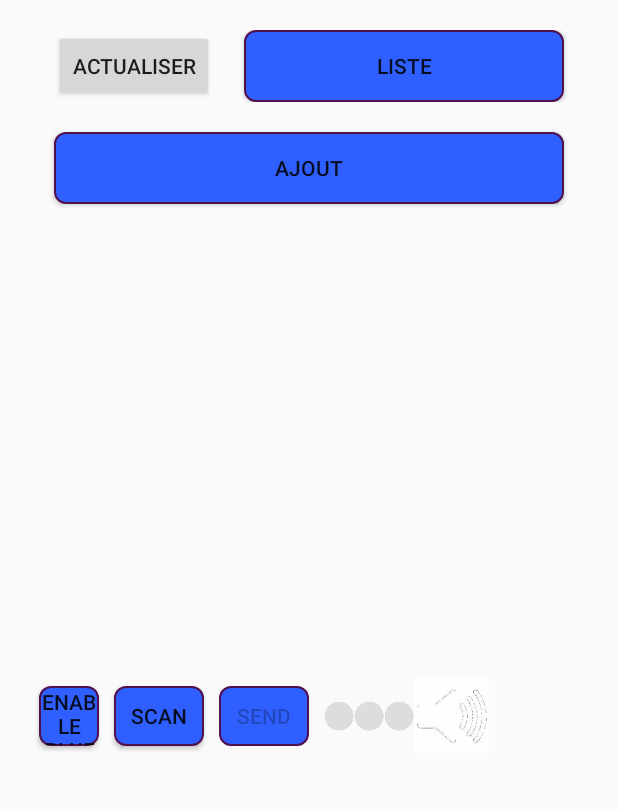
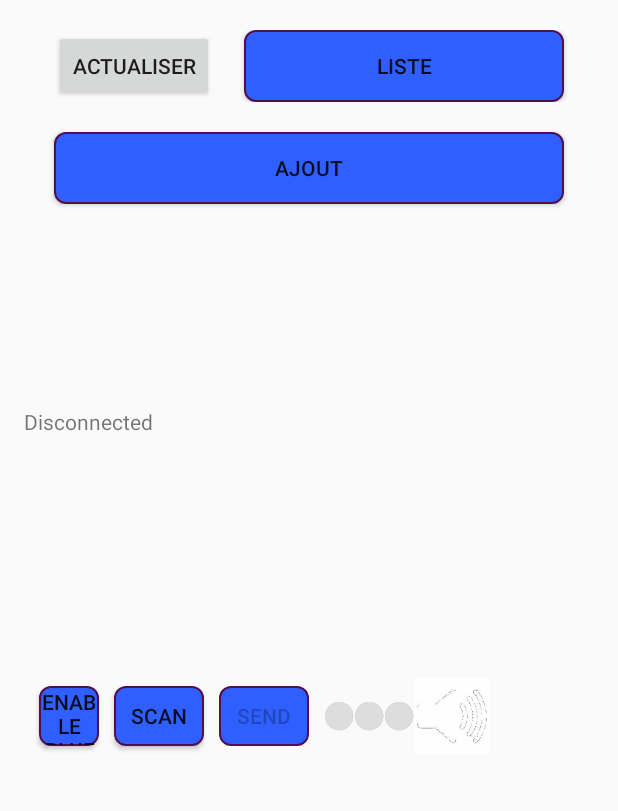
Before and after one commit to FrancoisLefevre12/Optali, an Android app: the screen it shows after launch (MainActivity), after a tap on "ACTUALISER", on a phone screen of 412 x 824 dp, the part 239-1050 px from its top. Run offline under Robolectric (Android 15) with nearby library versions, the phone set to English and light mode, and no system bars.

Commit message:
débuggage Main Activity

```diff
--- a/Optalinew/app/src/main/java/com/app/optali/MainActivity.java
+++ b/Optalinew/app/src/main/java/com/app/optali/MainActivity.java
@@ -32,7 +32,6 @@ import java.util.List;
 @TargetApi(18)
 public class MainActivity extends AppCompatActivity implements BluetoothAdapter.LeScanCallback {
 
-    private Boolean beTheLight;
     ImageView iwLed1;
     ImageView iwLed2;
     ImageView iwLed3;
@@ -54,8 +53,12 @@ public class MainActivity extends AppCompatActivity implements BluetoothAdapter.
 
     private boolean scanStarted;
     private boolean scanning;
+    private boolean connected=false;
 
-    private boolean flag_connect=false,flag_perim=false,flag_empty=false,flag_porte=false;
+    private boolean flag_connect=false;
+    private boolean flag_perim=false;
+    private boolean flag_empty=false;
+    private boolean flag_porte=false;
 
     private BluetoothAdapter bluetoothAdapter;
     private BluetoothDevice bluetoothDevice;
@@ -65,6 +68,7 @@ public class MainActivity extends AppCompatActivity implements BluetoothAdapter.
     private Button enableBluetoothButton;
     private TextView scanStatusText;
     private Button scanButton;
+    private TextView connectionStatusText;
     private Button sendValueButton;
 
 
@@ -73,7 +77,6 @@ public class MainActivity extends AppCompatActivity implements BluetoothAdapter.
     protected void onCreate(Bundle savedInstanceState) {
         super.onCreate(savedInstanceState);
         setContentView(R.layout.activity_main);
-
 
         bluetoothAdapter = BluetoothAdapter.getDefaultAdapter();
 
@@ -91,6 +94,7 @@ public class MainActivity extends AppCompatActivity implements BluetoothAdapter.
 
         // Find and Connect Device
         scanStatusText = (TextView) findViewById(R.id.scanStatus);
+        connectionStatusText = (TextView) findViewById(R.id.connectionStatus);
 
         scanButton = (Button) findViewById(R.id.scan);
         scanButton.setOnClickListener(new View.OnClickListener() {
@@ -112,19 +116,6 @@ public class MainActivity extends AppCompatActivity implements BluetoothAdapter.
         });
 
 
-
-     /*   // Connect Device
-        connectionStatusText = (TextView) findViewById(R.id.connectionStatus);
-
-        connectButton = (Button) findViewById(R.id.connect);
-        connectButton.setOnClickListener(new View.OnClickListener() {
-            @Override
-            public void onClick(View v) {
-                v.setEnabled(false);
-                connectionStatusText.setText("Connecting...");
-            }
-        });
-*/
 
         /* // Send
         valueEdit = (EditData) findViewById(R.id.value);
@@ -208,20 +199,24 @@ public class MainActivity extends AppCompatActivity implements BluetoothAdapter.
                 if (flag_empty == true) {
                     iwLed2.setImageResource(R.drawable.red_circle);
                     twLed2.setText(R.string.SLedempty);
+                    if (connected) rfduinoService.send("Vide".getBytes());
                 }
                 else {
                     iwLed2.setImageResource(R.drawable.grey_circle);
                     twLed2.setText("");
+                    if (connected) rfduinoService.send("Plein".getBytes());
                 }
 
                 //Idem que pour flag_empty
                 if (flag_perim == true) {
                     iwLed3.setImageResource(R.drawable.red_circle);
                     twLed3.setText(R.string.SLedperim);
+                    if (connected) rfduinoService.send("Perim".getBytes());
                 }
                 else {
                     iwLed3.setImageResource(R.drawable.grey_circle);
                     twLed3.setText("");
+                    if (connected) rfduinoService.send("NotPerim".getBytes());
                 }
 
 
@@ -358,7 +353,6 @@ public class MainActivity extends AppCompatActivity implements BluetoothAdapter.
         }
 
         // Connect
-        boolean connected = false;
         String connectionText = "Disconnected";
         if (state == STATE_CONNECTING) {
             connectionText = "Connecting...";
@@ -369,8 +363,7 @@ public class MainActivity extends AppCompatActivity implements BluetoothAdapter.
             scanButton.setEnabled(false);
             connectionText = "Connected";
         }
-       // connectionStatusText.setText(connectionText);
-       // connectButton.setEnabled(bluetoothDevice != null && state == STATE_DISCONNECTED);
+        connectionStatusText.setText(connectionText);
 
         sendValueButton.setEnabled(connected);
 
```
